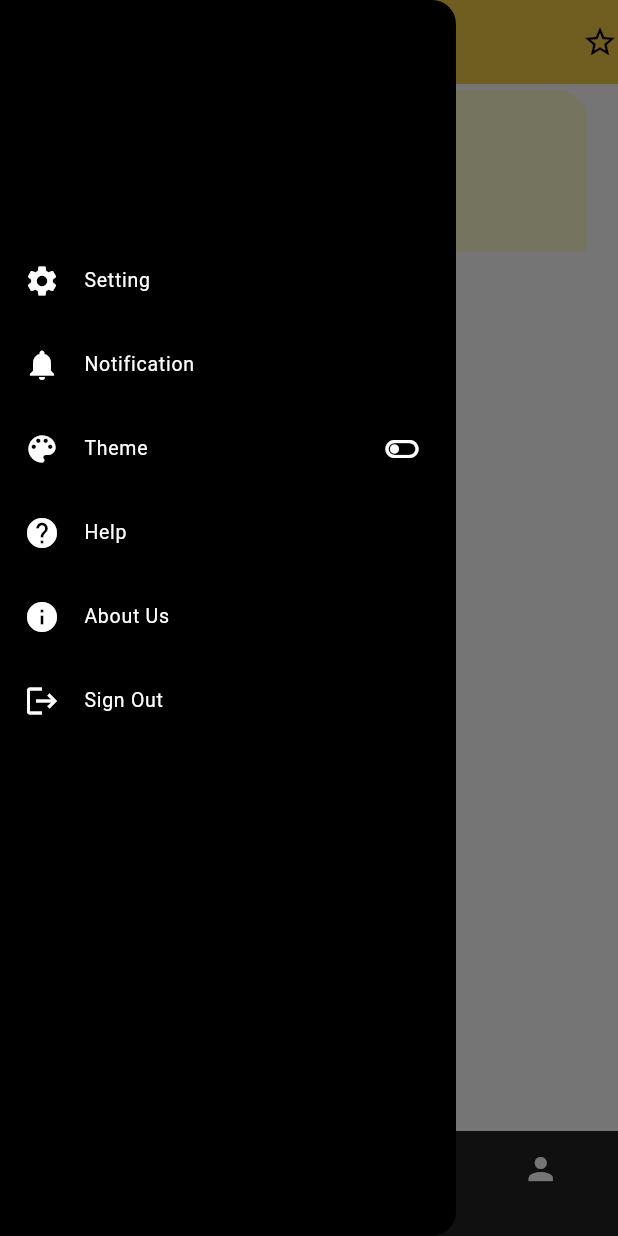
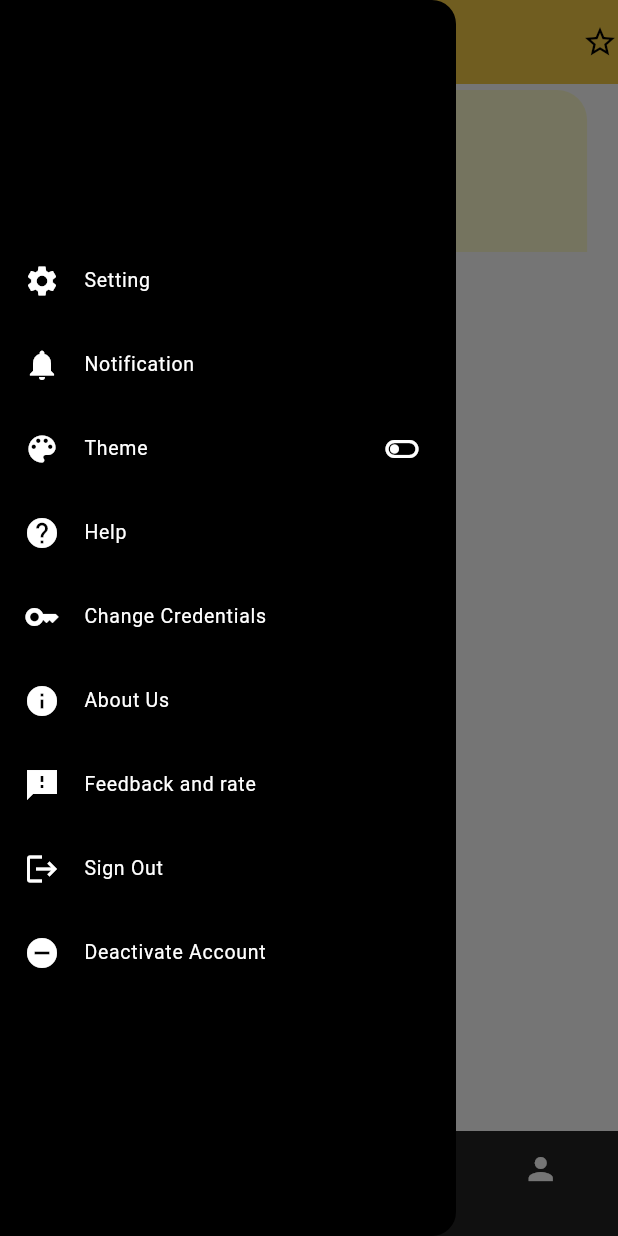
Before and after one commit to seblewongel15girmaw/Roomies_frontend, a Flutter app: the HomePage screen opened by its route, with the side drawer open, on a phone screen of 412 x 824 dp. Run offline on Flutter 3.47's test engine with Material 3 defaults, Android fonts, the light colour scheme and no system bars; drawn by our look-alikes of curved_labeled_navigation_bar; our stand-ins replace another_carousel_pro, bloc, connectivity_plus, dartz, email_validator, equatable and 7 more; accounts and stored records are empty; network calls fail; statements that could not run were skipped.

Commit message:
deactivate added

```diff
--- a/lib/config/routes.dart
+++ b/lib/config/routes.dart
@@ -31,10 +31,13 @@ import 'package:flutter/material.dart';
 import 'package:flutter_bloc/flutter_bloc.dart';
 
 import '../feauters/auth/presentation/bloc/change_password/change_password.dart';
+import '../feauters/auth/presentation/bloc/deactivate/deactivate.dart';
 import '../feauters/auth/presentation/bloc/location/locations.dart';
+import '../feauters/auth/presentation/bloc/logout/logout.dart';
 import '../feauters/auth/presentation/bloc/recover_password/recover_password.dart';
 import '../feauters/auth/presentation/bloc/users_profile/users_profile_bloc.dart';
 import '../feauters/auth/presentation/pages/change_password_page.dart';
+import '../feauters/auth/presentation/pages/deactivate_account_page.dart';
 import '../feauters/auth/presentation/pages/edit_profile_page.dart';
 import '../feauters/auth/presentation/pages/forgot_passowrd_page.dart';
 import '../feauters/feedback/presentation/blocs/chip/chip.dart';
@@ -150,6 +153,7 @@ class Routes{
         builder: (_)=>MultiBlocProvider(providers: [
         BlocProvider<LocationBloc>(create: (context) =>sl<LocationBloc>()),
         BlocProvider<HouseBloc>(create: (context)=>sl<HouseBloc>()),
+        BlocProvider<LogoutBloc>(create: (context)=>sl<LogoutBloc>()),
        ],
         child: HomePage(),
         )
@@ -204,6 +208,15 @@ class Routes{
         child: FeedbackPage(),
         ),
       );
+      case '/deactivate':
+      return MaterialPageRoute(
+        builder: (_)=>MultiBlocProvider(providers: [
+        BlocProvider<PassBloc>(create: (context)=>PassBloc()),
+        BlocProvider<DeactivateBloc>(create: (context)=>sl<DeactivateBloc>()),
+       ],
+        child: DeactivateAccountPage(),
+        ),
+      );
 
       default:
       return MaterialPageRoute(
--- a/lib/feauters/auth/domain/repository/userRepository.dart
+++ b/lib/feauters/auth/domain/repository/userRepository.dart
@@ -7,9 +7,11 @@ import '../Entities/location.dart';
 abstract class UserRepo{
   Future<Either<Errors, int>> createUser(String userName, String fullName, String password, String email );
   Future<Either<Errors,int>> loginUser(String userName, String password, );
+  Future<Either<Errors,int>> logoutUser();
   Future<Either<Errors,int>> createProfile(UserEntity user, XFile? profileImage, XFile? id);
   Future<Either<Errors,int>> recoverPassword(String email);
   Future<Either<Errors,int>> changePassword(String oldPassword, String newPassword);
   Future<Either<Errors,List<Location>>> getLocations(String query);
+  Future<Either<Errors,int>> unsubscribeUser(String password);
 
 }
--- /dev/null
+++ b/lib/feauters/auth/domain/usecases/logout_user.dart
@@ -0,0 +1,19 @@
+import 'package:begara_mobile/core/error/errors.dart';
+import 'package:begara_mobile/core/usecase/usecase.dart';
+import 'package:begara_mobile/feauters/auth/domain/repository/userRepository.dart';
+import 'package:dartz/dartz.dart';
+
+class LogOutUser extends UseCase<int,Params>{
+  UserRepo userRepo;
+  LogOutUser(this.userRepo);
+
+  @override
+  Future<Either<Errors, int>> call(Params param) async{
+   return await userRepo.logoutUser();
+  }
+
+}
+
+class Params {
+
+}
--- /dev/null
+++ b/lib/feauters/auth/domain/usecases/unsubscribe_user.dart
@@ -0,0 +1,21 @@
+import 'package:begara_mobile/core/error/errors.dart';
+import 'package:begara_mobile/core/usecase/usecase.dart';
+import 'package:begara_mobile/feauters/auth/domain/repository/userRepository.dart';
+import 'package:dartz/dartz.dart';
+
+class UnsubscribeUser implements UseCase<int,Params>{
+  UserRepo userRepo;
+  UnsubscribeUser(this.userRepo);
+
+  @override
+  Future<Either<Errors, int>> call(Params param) async{
+    return await userRepo.unsubscribeUser(param.password);
+  }
+
+
+}
+
+class Params {
+  String password;
+  Params({required this.password});
+}
--- /dev/null
+++ b/lib/feauters/auth/presentation/bloc/deactivate/deactivate.dart
@@ -0,0 +1,3 @@
+export 'deactivate_bloc.dart';
+export 'deactivate_event.dart';
+export 'deactivate_state.dart';
--- /dev/null
+++ b/lib/feauters/auth/presentation/bloc/deactivate/deactivate_bloc.dart
@@ -0,0 +1,25 @@
+import 'dart:async';
+
+import 'package:begara_mobile/feauters/auth/domain/usecases/unsubscribe_user.dart';
+import 'package:begara_mobile/feauters/auth/presentation/bloc/deactivate/deactivate_event.dart';
+import 'package:begara_mobile/feauters/auth/presentation/bloc/deactivate/deactivate_state.dart';
+import 'package:flutter_bloc/flutter_bloc.dart';
+
+class DeactivateBloc extends Bloc<DeactivateEvent, DeactivateState>{
+  UnsubscribeUser unsubscribeUser;
+  DeactivateBloc(this.unsubscribeUser):super(IdleState()){
+    on<DeactivateEvent>(_onDeactivateUser);
+  }
+
+  FutureOr<void> _onDeactivateUser(DeactivateEvent event, Emitter<DeactivateState> emit) async{
+    Params param= Params(password: event.password);
+    final response= await unsubscribeUser(param);
+    response.fold((ifLeft){
+      print("it is not tbh");
+      emit(DeactivateFailed());
+    }, (ifRight){
+      print('it working fine');
+      emit(DeactivateSuccess());
+    });
+  }
+}
--- /dev/null
+++ b/lib/feauters/auth/presentation/bloc/deactivate/deactivate_event.dart
@@ -0,0 +1,4 @@
+class DeactivateEvent{
+  final String password;
+  DeactivateEvent({required this.password});
+}
--- /dev/null
+++ b/lib/feauters/auth/presentation/bloc/logout/logout.dart
@@ -0,0 +1,3 @@
+export 'logout_bloc.dart';
+export 'logout_event.dart';
+export 'logout_state.dart';
--- /dev/null
+++ b/lib/feauters/auth/presentation/bloc/logout/logout_bloc.dart
@@ -0,0 +1,24 @@
+import 'dart:async';
+
+import 'package:begara_mobile/feauters/auth/domain/usecases/logout_user.dart';
+import 'package:begara_mobile/feauters/auth/presentation/bloc/logout/logout_event.dart';
+import 'package:begara_mobile/feauters/auth/presentation/bloc/logout/logout_state.dart';
+import 'package:flutter_bloc/flutter_bloc.dart';
+
+class LogoutBloc extends Bloc<LogoutEvent,LogOutState>{
+  LogOutUser logOutUser;
+  LogoutBloc(this.logOutUser):super(LoggedIn()){
+    on<LogoutEvent>(_logoutClicked);
+  }
+
+  FutureOr<void> _logoutClicked(LogoutEvent event, Emitter emit) async{
+    Params param= Params();
+    final response= await logOutUser(param);
+    response.fold((ifLeft){
+      emit(LogoutFailed());
+    }, (ifRight){
+      emit(LoggedOut());
+    });
+
+  }
+}
--- /dev/null
+++ b/lib/feauters/auth/presentation/bloc/logout/logout_event.dart
@@ -0,0 +1 @@
+class LogoutEvent {}
--- /dev/null
+++ b/lib/feauters/auth/presentation/bloc/logout/logout_state.dart
@@ -0,0 +1,7 @@
+abstract class LogOutState{}
+
+class LoggedIn extends LogOutState{}
+
+class LoggedOut extends LogOutState{}
+
+class LogoutFailed extends LogOutState{}
--- a/lib/feauters/auth/presentation/widgets/location_bar.dart
+++ b/lib/feauters/auth/presentation/widgets/location_bar.dart
@@ -16,7 +16,7 @@ class LocationBar extends StatelessWidget {
   @override
   Widget build(BuildContext context) {
     return BlocBuilder<LocationBloc, LocationState>(builder: (context, state) {
-      _controller.text=choosenLocation??"";
+
       return Column(
         children: [
           Container(
@@ -26,7 +26,7 @@ class LocationBar extends StatelessWidget {
               decoration: InputDecoration(
                 prefixIcon: Icon(Icons.location_on_outlined),
                 prefixIconColor: Colors.amber,
-                hintText: 'Address...',
+                hintText: choosenLocation==null?'Address...':choosenLocation,
                 border: OutlineInputBorder(),
               ),
               onChanged: (query) {
--- a/lib/feauters/house/presentation/page/user/home_page.dart
+++ b/lib/feauters/house/presentation/page/user/home_page.dart
@@ -20,6 +20,7 @@ import 'package:begara_mobile/feauters/house/presentation/widget/user/house_card
 import 'package:begara_mobile/injectionContainer.dart';
 
 import '../../../../../config/routes.dart';
+import '../../../../auth/presentation/bloc/logout/logout.dart';
 import '../../../../auth/presentation/bloc/others/dropDown/dropdown_bloc.dart';
 import '../../../../auth/presentation/bloc/others/image/image_bloc.dart';
 import '../../../../auth/presentation/bloc/others/radioOptions/radio_bloc.dart';
@@ -217,7 +218,7 @@ class _HomePageState extends State<HomePage>{
           drawer: Drawer(
             backgroundColor: Colors.black,
             child: ListView(
-              children: const [
+              children:  [
                 SizedBox(height: 35),
                 CircleAvatar(radius: 35,),
                 SizedBox(height: 13,),
@@ -249,24 +250,66 @@ class _HomePageState extends State<HomePage>{
                   title: Text("Help", style: TextStyle(fontSize: 13)),
                 ),
                 ListTile(
+                  onTap: (){
+                    Navigator.pop(context);
+                    Navigator.pushNamed(context, "/change-password");
+                    // scaffoldKey.currentState!.openEndDrawer();
+                  },
+                  iconColor: Colors.white,
+                  textColor: Colors.white,
+                  leading: Icon(Icons.key),
+                  title: Text("Change Credentials", style: TextStyle(fontSize: 13)),
+                ),
+                ListTile(
                   iconColor: Colors.white,
                   textColor: Colors.white,
                   leading: Icon(Icons.info),
                   title: Text("About Us", style: TextStyle(fontSize: 13)),
                 ),
                 ListTile(
+                  onTap: (){
+                    Navigator.pop(context);
+                    Navigator.pushNamed(context, "/give-feedback");
+                    // scaffoldKey.currentState!.openEndDrawer();
+                  },
+                  iconColor: Colors.white,
+                  textColor: Colors.white,
+                  leading: Icon(Icons.feedback_sharp),
+                  title: Text("Feedback and rate", style: TextStyle(fontSize: 13)),
+                ),
+                ListTile(
+                  onTap: (){
+                    BlocProvider.of<LogoutBloc>(context).add(LogoutEvent());
+                  },
                   iconColor: Colors.white,
                   textColor: Colors.white,
                   leading: Icon(Icons.logout),
                   title: Text("Sign Out", style: TextStyle(fontSize: 13)),
                 ),
+                ListTile(
+                  onTap: (){
+                    Navigator.pop(context);
+                    Navigator.pushNamed(context, "/deactivate");
+                  },
+                  iconColor: Colors.white,
+                  textColor: Colors.white,
+                  leading: Icon(Icons.remove_circle),
+                  title: Text("Deactivate Account", style: TextStyle(fontSize: 13)),
+                ),
               ],
             ),
           ),
-          body: IndexedStack(
-            index: index,
-            children: pagesList,
-    ),
+          body:BlocListener<LogoutBloc,LogOutState>(
+
+            listener: (context,state) {
+              if(state is LoggedOut){
+                Navigator.pushNamed(context, "/login");
+              }
+            },
+            child:  IndexedStack(
+                index: index,
+                children: pagesList,)
+          )
     );
   }
 }
```
Also changed, not shown: lib/feauters/auth/data/data_source/user_data_sources.dart (+34 -0 lines), lib/feauters/auth/data/repository/user_repository_impl.dart (+22 -0 lines), lib/feauters/auth/presentation/bloc/deactivate/deactivate_state.dart (added, +7 -0 lines), lib/feauters/auth/presentation/pages/change_password_page.dart (+14 -0 lines), lib/feauters/auth/presentation/pages/deactivate_account_page.dart (added, +83 -0 lines), lib/feauters/auth/presentation/pages/login_page.dart (+5 -5 lines), lib/injectionContainer.dart (+8 -0 lines), pubspec.lock.
